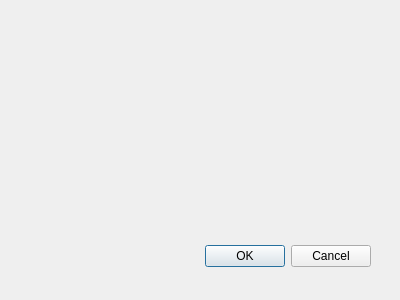
The window that Plugins/Template/Base/DlgSettingsTemplateBase.ui (KangLin/RabbitRemoteControl) describes before a commit, drawn with Qt 5.
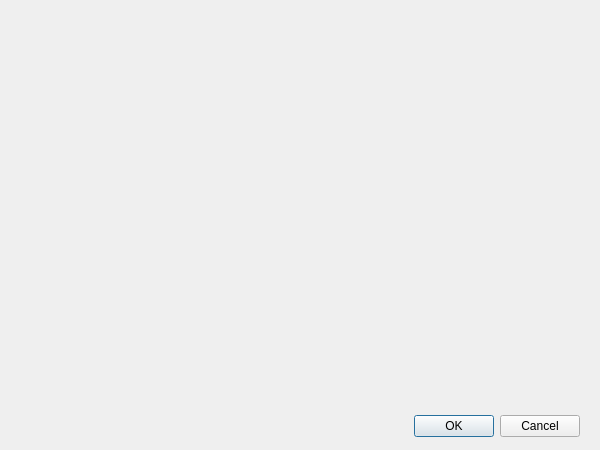
The same window after the commit.

What changed in the file:
```diff
--- a/Plugins/Template/Base/DlgSettingsTemplateBase.ui
+++ b/Plugins/Template/Base/DlgSettingsTemplateBase.ui
@@ -6,8 +6,8 @@
    <rect>
     <x>0</x>
     <y>0</y>
-    <width>400</width>
-    <height>300</height>
+    <width>600</width>
+    <height>450</height>
    </rect>
   </property>
   <property name="windowTitle">
@@ -17,8 +17,8 @@
    <property name="geometry">
     <rect>
      <x>30</x>
-     <y>240</y>
-     <width>341</width>
+     <y>410</y>
+     <width>550</width>
      <height>32</height>
     </rect>
    </property>
```
